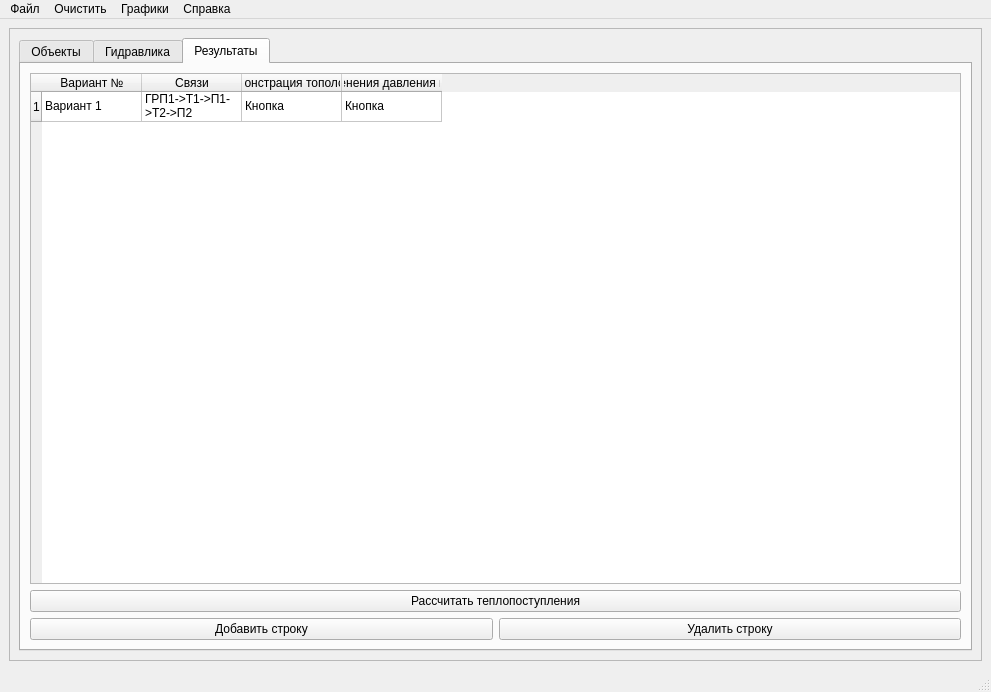
This is gasgui.ui in FrostEasy54/multivar-calc-of-gas-network as Qt 5 draws it before an edit. The edited form follows.
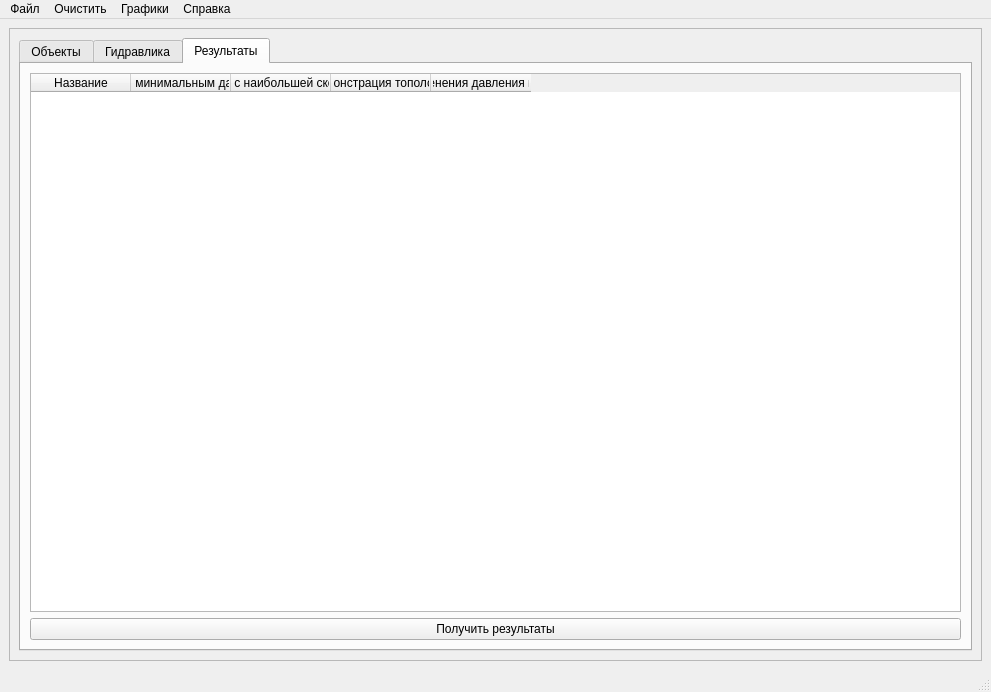
This is the edited form. The open tabs and pages were chosen to show the change.

Diff of the .ui file:
```diff
--- a/gasgui.ui
+++ b/gasgui.ui
@@ -288,19 +288,19 @@
            <layout class="QGridLayout" name="gridLayout_5">
             <item row="0" column="0">
              <widget class="QTableWidget" name="ResultTableWidget">
-              <row>
+              <column>
                <property name="text">
-                <string>1</string>
+                <string>Название</string>
                </property>
-              </row>
+              </column>
               <column>
                <property name="text">
-                <string>Вариант №</string>
+                <string>Объект с минимальным давлением</string>
                </property>
               </column>
               <column>
                <property name="text">
-                <string>Связи</string>
+                <string>Участок с наибольшей скоростью</string>
                </property>
               </column>
               <column>
@@ -313,53 +313,15 @@
                 <string>График изменения давления газовой сети</string>
                </property>
               </column>
-              <item row="0" column="0">
-               <property name="text">
-                <string>Вариант 1</string>
-               </property>
-              </item>
-              <item row="0" column="1">
-               <property name="text">
-                <string>ГРП1-&gt;Т1-&gt;П1-&gt;Т2-&gt;П2</string>
-               </property>
-              </item>
-              <item row="0" column="2">
-               <property name="text">
-                <string>Кнопка</string>
-               </property>
-              </item>
-              <item row="0" column="3">
-               <property name="text">
-                <string>Кнопка</string>
-               </property>
-              </item>
              </widget>
             </item>
             <item row="1" column="0">
              <widget class="QPushButton" name="EquipmentHeatInputPushButton">
               <property name="text">
-               <string>Рассчитать теплопоступления</string>
+               <string>Получить результаты</string>
               </property>
              </widget>
             </item>
-            <item row="2" column="0">
-             <layout class="QHBoxLayout" name="EquipmentPushButtonHorizontalLayout">
-              <item>
-               <widget class="QPushButton" name="AddRowEquipmentPushButton">
-                <property name="text">
-                 <string>Добавить строку</string>
-                </property>
-               </widget>
-              </item>
-              <item>
-               <widget class="QPushButton" name="RemoveRowEquipmentPushButton">
-                <property name="text">
-                 <string>Удалить строку</string>
-                </property>
-               </widget>
-              </item>
-             </layout>
-            </item>
            </layout>
           </widget>
          </widget>
```
Left out of the diff: 4 changed lines with no effect on the pictures.
